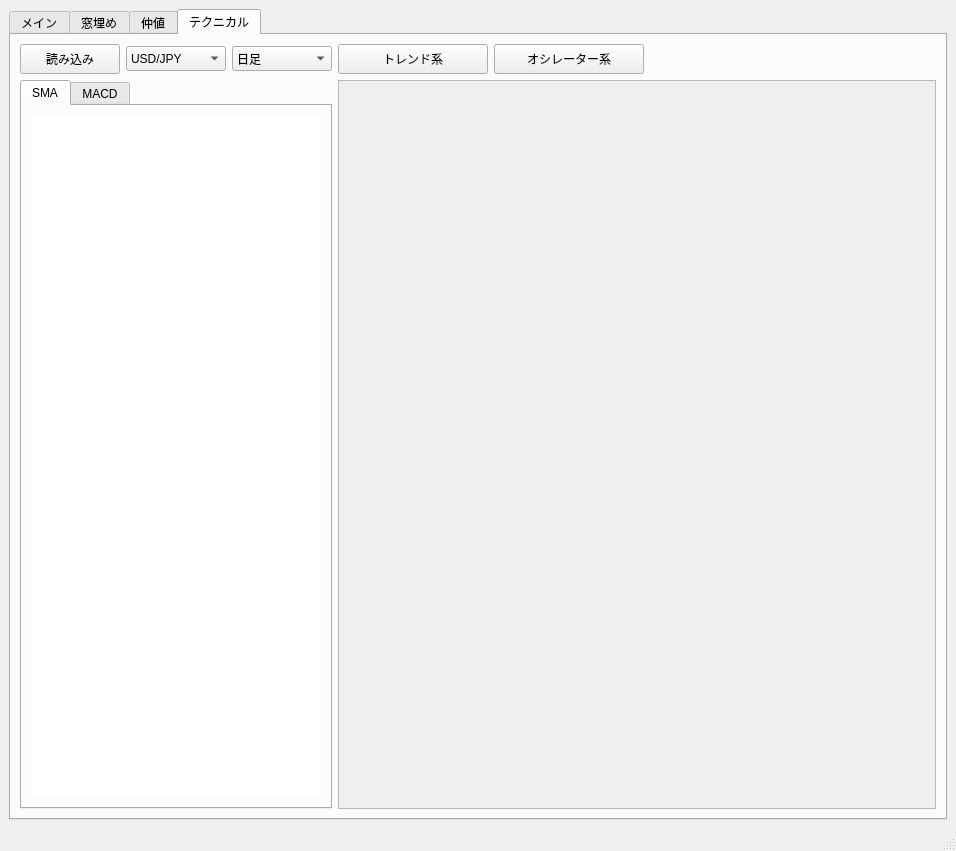
Before: the Qt Designer form trade_monitor/trade_monitor/gui_monitor.ui in takkin-takilog/namake-trader, drawn with Qt 5.
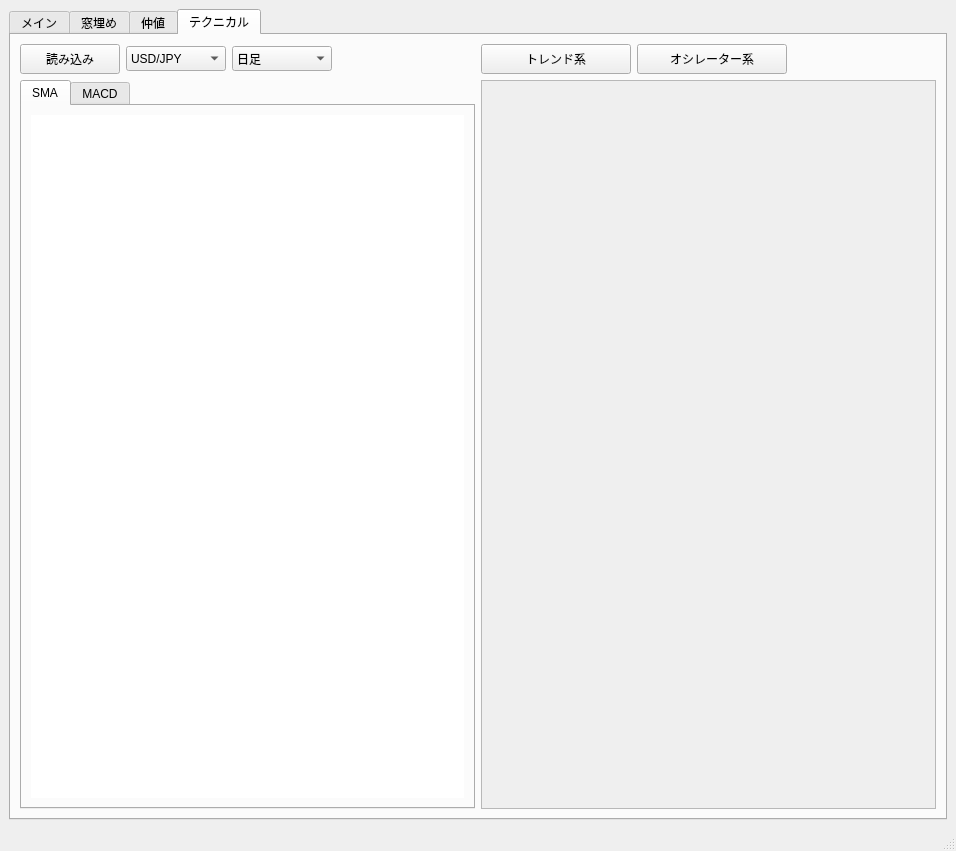
After: the same form once the commit is applied. The open tabs and pages were chosen to show the change.

Diff of the .ui file:
```diff
--- a/trade_monitor/trade_monitor/gui_monitor.ui
+++ b/trade_monitor/trade_monitor/gui_monitor.ui
@@ -490,7 +490,7 @@
        <attribute name="title">
         <string>テクニカル</string>
        </attribute>
-       <layout class="QHBoxLayout" name="horizontalLayout_9" stretch="1,2">
+       <layout class="QHBoxLayout" name="horizontalLayout_9" stretch="1,1">
         <item>
          <layout class="QVBoxLayout" name="verticalLayout_7">
           <item>
```
Left out of the diff: 2 changed lines with no effect on the pictures.
